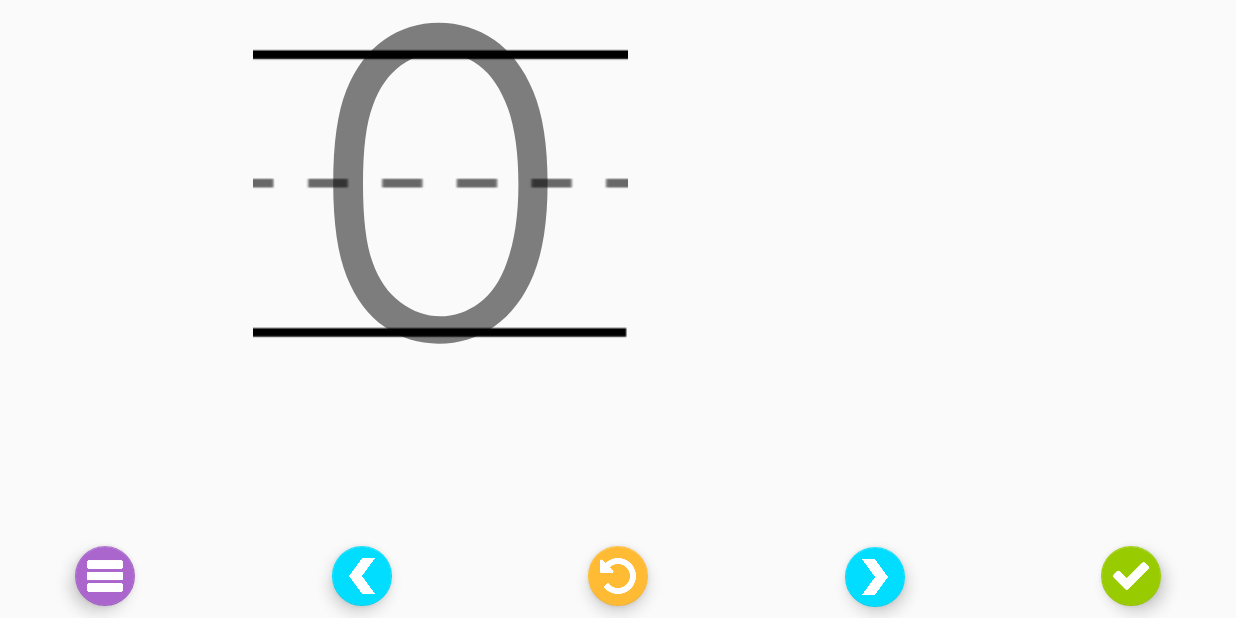
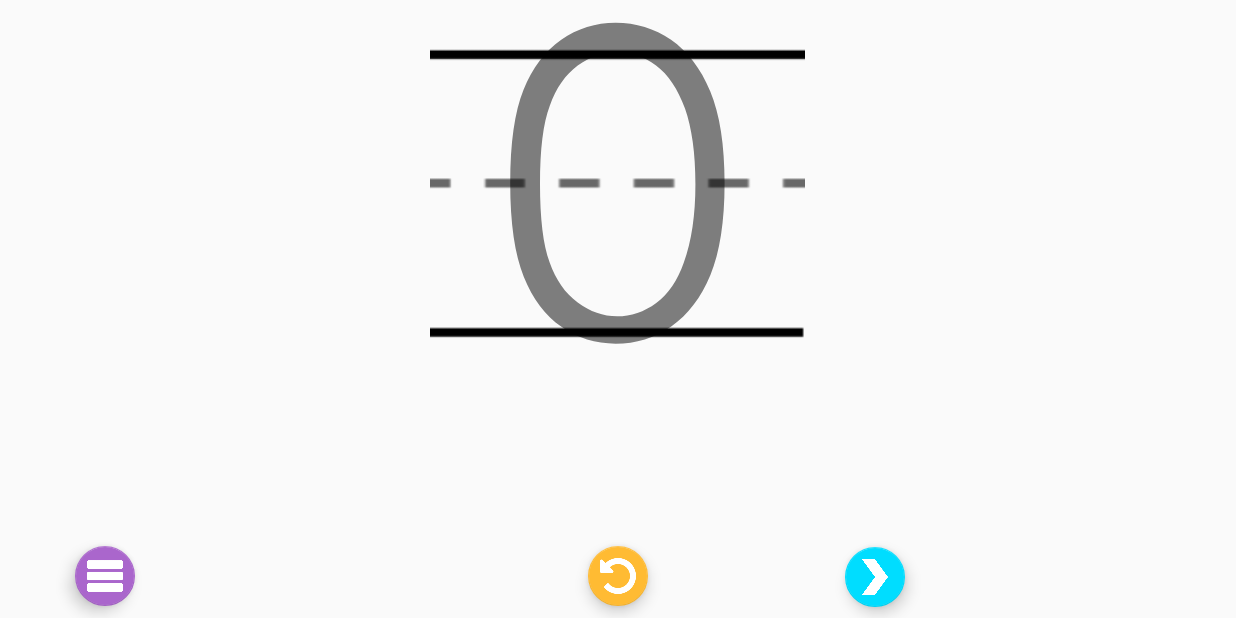
Before and after one commit to ta1188/cs246project, an Android app: the NumberTraceActivity screen opened directly, with no data from a screen before it, after a tap on an icon or button, on a phone screen of 824 x 412 dp (held sideways). Run offline under Robolectric (Android 15) with nearby library versions, the phone set to English and light mode, and no system bars; 1 other tap on this screen came first.

Commit message:
The navigation buttons and done buton only appear with then ough to.

```diff
--- a/app/src/main/java/com/example/cs246project/kindergartenprepapp/CharacterTraceActivity.java
+++ b/app/src/main/java/com/example/cs246project/kindergartenprepapp/CharacterTraceActivity.java
@@ -2,7 +2,11 @@ package com.example.cs246project.kindergartenprepapp;
 
 import android.media.MediaPlayer;
 import android.os.Bundle;
+import android.support.design.widget.FloatingActionButton;
 import android.view.View;
+import android.view.animation.Animation;
+import android.view.animation.AnimationUtils;
+
 import java.util.List;
 
 /**
@@ -35,10 +39,18 @@ abstract public class CharacterTraceActivity extends SkipTapActivity {
         // Set the background
         setTraceBackgroundFromValues(_model.getCurrentValues());
 
-//        if (_model.isAtBeginning()) {
-//            FloatingActionButton previousButton = (FloatingActionButton) findViewById(R.id.btnPrevious);
-//            previousButton.hide();
-//        }
+        // Hide the previous button since the activity is at the start
+        if (_model.isAtBeginning()) {
+            FloatingActionButton previousButton = (FloatingActionButton) findViewById(R.id.btnPrevious);
+            previousButton.setVisibility(View.INVISIBLE);
+        }
+
+        // Hide button if the activity isn't already complete
+        if (!_model.isComplete()) {
+            FloatingActionButton doneButton = (FloatingActionButton) findViewById(R.id.btnDone);
+            doneButton.setVisibility(View.INVISIBLE);
+        }
+
     }
 
     @Override
@@ -106,13 +118,25 @@ abstract public class CharacterTraceActivity extends SkipTapActivity {
      */
     public void onDoneButtonClick(View view) {
         if (_model.isComplete()) {
-            finish();
+
+            // Play a completion sound
+            MediaPlayer mediaPlayer = MediaPlayer.create(this, _model.getCompletionAudioIndex());
+            mediaPlayer.setOnCompletionListener(new MediaPlayer.OnCompletionListener() {
+                @Override
+                public void onCompletion(MediaPlayer mp) {
+                    mp.release();
+
+                    // Go back to the main menu
+                    finish();
+                }
+            });
+            mediaPlayer.start();
         };
     }
 
     /**
-     * Go Back To Previous Value
-     * Displays the previous value (un-traced), if any.
+     * Go Back To Next Value
+     * Displays the next value (un-traced), if any.
      */
     public void goToNextValue(View view) {
         if (!_model.isComplete()) {
@@ -120,14 +144,22 @@ abstract public class CharacterTraceActivity extends SkipTapActivity {
             clearDrawView(view);
             setTraceBackgroundFromValues(_model.getCurrentValues());
             playCurrentValueAudio();
-//            FloatingActionButton previousButton = (FloatingActionButton) findViewById(R.id.btnNext);
-//            if (!_model.isAtBeginning() && previousButton.isShown()) {
-//                previousButton.setVisibility(View.INVISIBLE);
-//                previousButton.show();
-//            }
-//        } else {
-//            FloatingActionButton nextButton = (FloatingActionButton) findViewById(R.id.btnNext);
-//            nextButton.hide();
+            FloatingActionButton previousButton = (FloatingActionButton) findViewById(R.id.btnPrevious);
+            if (previousButton.getVisibility() != View.VISIBLE) {
+                previousButton.setVisibility(View.VISIBLE);
+                Animation fadeIn = AnimationUtils.loadAnimation(this, R.anim.fade_in_animation);
+                previousButton.startAnimation(fadeIn);
+            }
+        }
+
+        if (_model.isComplete()) {
+            // Hide the next button since its at the end
+            FloatingActionButton nextButton = (FloatingActionButton) findViewById(R.id.btnNext);
+            nextButton.setVisibility(View.INVISIBLE);
+
+            // Show the done button
+            FloatingActionButton doneButton = (FloatingActionButton) findViewById(R.id.btnDone);
+            doneButton.setVisibility(View.VISIBLE);
         }
     }
 
@@ -141,14 +173,23 @@ abstract public class CharacterTraceActivity extends SkipTapActivity {
             clearDrawView(view);
             setTraceBackgroundFromValues(_model.getCurrentValues());
             playCurrentValueAudio();
-//            FloatingActionButton nextButton = (FloatingActionButton) findViewById(R.id.btnNext);
-//            if (!_model.isComplete() && nextButton.isShown()) {
-//                nextButton.setVisibility(View.INVISIBLE);
-//                nextButton.show();
-//            }
-//        } else {
-//            FloatingActionButton previousButton = (FloatingActionButton) findViewById(R.id.btnPrevious);
-//            previousButton.hide();
+            FloatingActionButton nextButton = (FloatingActionButton) findViewById(R.id.btnNext);
+            if (nextButton.getVisibility() != View.VISIBLE) {
+                nextButton.setVisibility(View.VISIBLE);
+                Animation fadeIn = AnimationUtils.loadAnimation(this, R.anim.fade_in_animation);
+                nextButton.startAnimation(fadeIn);
+            }
+        }
+
+        if (_model.isAtBeginning()){
+            FloatingActionButton previousButton = (FloatingActionButton) findViewById(R.id.btnPrevious);
+            previousButton.setVisibility(View.INVISIBLE);
+        }
+
+        // Hide the done button if not already hidden
+        FloatingActionButton doneButton = (FloatingActionButton) findViewById(R.id.btnDone);
+        if (doneButton.getVisibility() == View.VISIBLE && !_model.isComplete()) {
+            doneButton.setVisibility(View.INVISIBLE);
         }
     }
 
--- a/app/src/main/java/com/example/cs246project/kindergartenprepapp/NameTraceModel.java
+++ b/app/src/main/java/com/example/cs246project/kindergartenprepapp/NameTraceModel.java
@@ -85,4 +85,8 @@ public class NameTraceModel {
     protected String getInstructionsFileName() {
         return "instruct_trace_letters_in_name_using_finger";
     }
+
+    public int getCompletionAudioIndex() {
+        return _context.getResources().getIdentifier("motivate_great_job", "raw", _context.getPackageName());
+    }
 }
--- a/app/src/main/res/layout/number_activity_trace.xml
+++ b/app/src/main/res/layout/number_activity_trace.xml
@@ -92,20 +92,24 @@
         app:backgroundTint="@android:color/holo_green_light"
         app:fabSize="mini"
         app:srcCompat="@drawable/check"
-        android:layout_marginRight="50dp"
+        android:layout_marginEnd="50dp"
         app:layout_constraintRight_toRightOf="parent"
         app:layout_constraintBottom_toBottomOf="parent"
         android:layout_marginBottom="8dp" />
 
     <FrameLayout
         android:id="@+id/frameLayout"
-        android:layout_width="588dp"
+        android:layout_width="0dp"
         android:layout_height="285dp"
         android:layout_alignParentTop="true"
         android:layout_toEndOf="@+id/btnPrevious"
         android:layout_above="@+id/btnClear"
-        tools:layout_editor_absoluteY="2dp"
-        tools:layout_editor_absoluteX="3dp">
+        app:layout_constraintTop_toTopOf="parent"
+        android:layout_marginTop="0dp"
+        android:layout_marginRight="0dp"
+        app:layout_constraintRight_toRightOf="parent"
+        android:layout_marginLeft="0dp"
+        app:layout_constraintLeft_toLeftOf="parent">
 
         <RelativeLayout
             android:id="@+id/LayoutLines"
```
Also changed, not shown: app/src/main/java/com/example/cs246project/kindergartenprepapp/CharacterTraceModel.java (+20 -0 lines), app/src/main/java/com/example/cs246project/kindergartenprepapp/NameTraceActivity.java (+57 -18 lines), app/src/main/res/layout/letter_activity_trace.xml (+5 -4 lines), app/src/main/res/layout/name_activity_trace.xml (+5 -4 lines).
